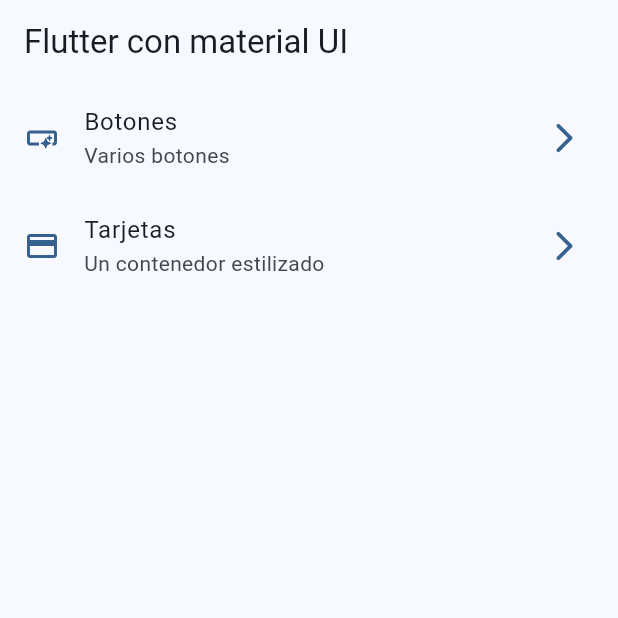
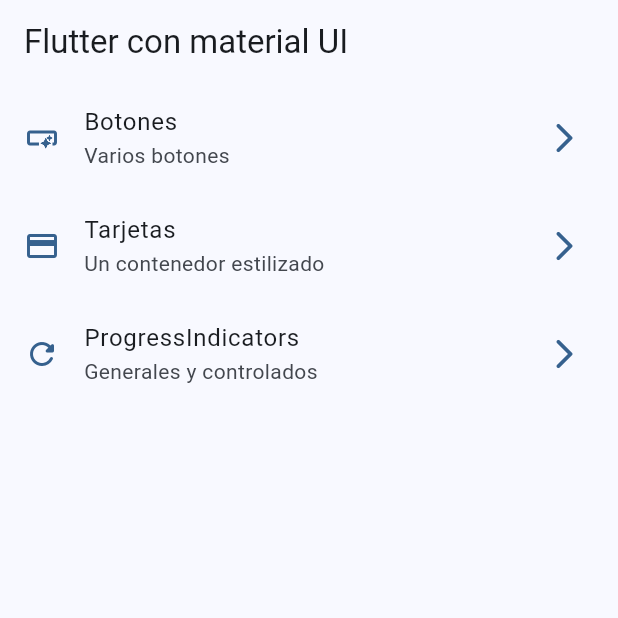
Before and after one commit to DuvanJM02/widgets_app, a Flutter app: the screen it shows after launch, on a phone screen of 412 x 824 dp, the top half of it. Run offline on Flutter 3.47's test engine with Material 3 defaults, Android fonts, the phone set to English and light mode, and no system bars; our stand-ins replace go_router.

Commit message:
Progress indicators

```diff
--- a/lib/config/menu/menu_items.dart
+++ b/lib/config/menu/menu_items.dart
@@ -24,4 +24,9 @@ const appMenuItems = <MenuItems>[
       subTitle: 'Un contenedor estilizado',
       link: '/cards',
       icon: Icons.credit_card),
+  MenuItems(
+      title: 'ProgressIndicators',
+      subTitle: 'Generales y controlados',
+      link: '/progress',
+      icon: Icons.refresh_rounded),
 ];
--- a/lib/config/router/app_router.dart
+++ b/lib/config/router/app_router.dart
@@ -19,5 +19,10 @@ final appRouter = GoRouter(
       name: CardsScreen.name,
       builder: (context, state) => const CardsScreen(),
     ),
+    GoRoute(
+      path: '/progress',
+      name: ProgressScreen.name,
+      builder: (context, state) => const ProgressScreen(),
+    ),
   ],
 );
```
Also changed, not shown: lib/presentation/screens/progress/progress_screen.dart (+64 -1 lines).
